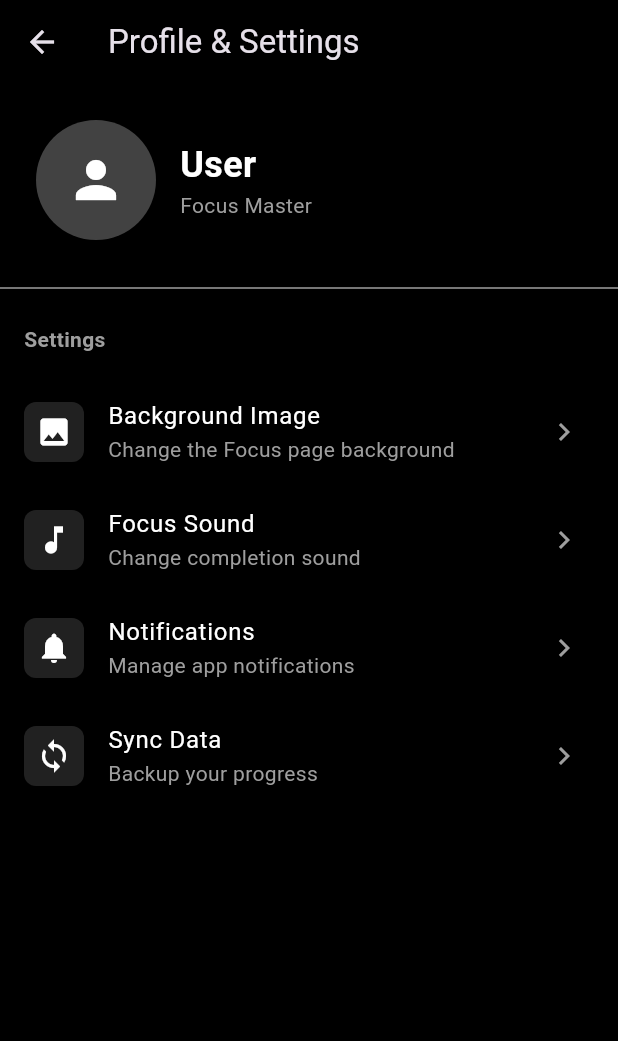
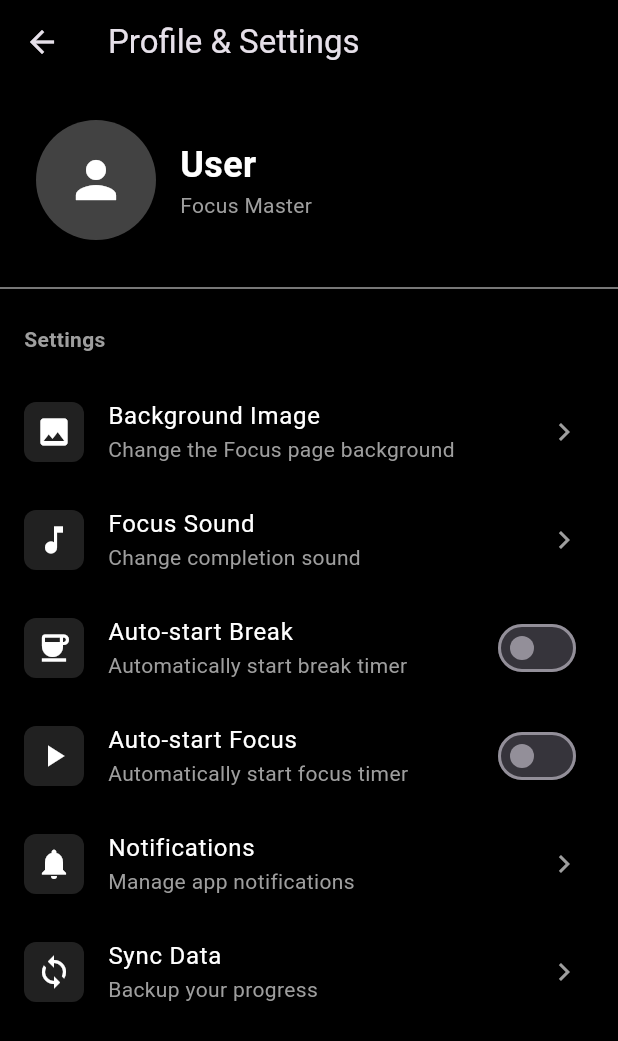
Before and after one commit to Yuki999-coder/Focus_to_do, a Flutter app: the ProfilePage screen opened directly, on a phone screen of 412 x 824 dp. Shown: the top 1041 px of the screen. Run offline on Flutter 3.47's test engine with Material 3 defaults, Android fonts, the light colour scheme and no system bars; our stand-ins replace audioplayers, file_picker, fl_chart, shared_preferences; accounts and stored records are empty.

Commit message:
feat: add

```diff
--- a/lib/screens/profile_page.dart
+++ b/lib/screens/profile_page.dart
@@ -82,6 +82,22 @@ class ProfilePage extends StatelessWidget {
                 onTap: () => _showSoundPicker(context, timerService),
               ),
 
+              _buildSwitchTile(
+                icon: Icons.coffee,
+                title: 'Auto-start Break',
+                subtitle: 'Automatically start break timer',
+                value: timerService.autoStartBreak,
+                onChanged: (val) => timerService.setAutoStartBreak(val),
+              ),
+
+              _buildSwitchTile(
+                icon: Icons.play_arrow,
+                title: 'Auto-start Focus',
+                subtitle: 'Automatically start focus timer',
+                value: timerService.autoStartFocus,
+                onChanged: (val) => timerService.setAutoStartFocus(val),
+              ),
+
               _buildListTile(
                 icon: Icons.notifications,
                 title: 'Notifications',
@@ -123,6 +139,34 @@ class ProfilePage extends StatelessWidget {
           : null,
       trailing: const Icon(Icons.chevron_right, color: Colors.grey),
       onTap: onTap,
+    );
+  }
+
+  Widget _buildSwitchTile({
+    required IconData icon,
+    required String title,
+    String? subtitle,
+    required bool value,
+    required ValueChanged<bool> onChanged,
+  }) {
+    return ListTile(
+      leading: Container(
+        padding: const EdgeInsets.all(8),
+        decoration: BoxDecoration(
+          color: Colors.grey[900],
+          borderRadius: BorderRadius.circular(8),
+        ),
+        child: Icon(icon, color: Colors.white),
+      ),
+      title: Text(title, style: const TextStyle(color: Colors.white)),
+      subtitle: subtitle != null
+          ? Text(subtitle, style: const TextStyle(color: Colors.grey))
+          : null,
+      trailing: Switch(
+        value: value,
+        onChanged: onChanged,
+        activeColor: Colors.tealAccent,
+      ),
     );
   }
 
```
Also changed, not shown: lib/screens/focus_page.dart (+22 -5 lines), lib/services/timer_service.dart (+26 -0 lines).
